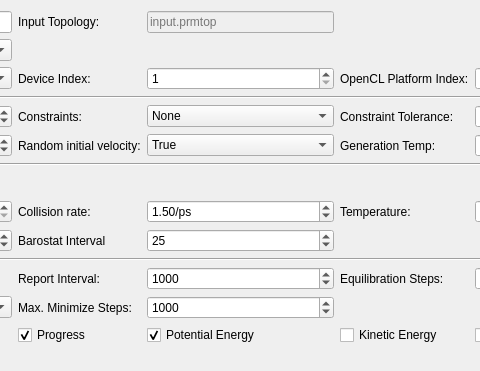
Qt form avogadro/qtplugins/openmminput/openmminputdialog.ui (OpenChemistry/avogadrolibs) before a commit; both pictures show x 599 to 1079 and y 0 to 371 of the 1182 by 697 pixel window.
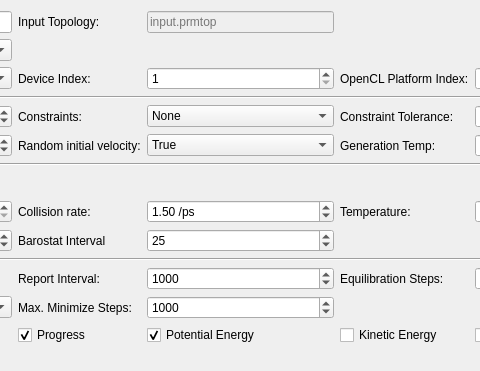
The same form after that commit.

Patch:
```diff
--- a/avogadro/qtplugins/openmminput/openmminputdialog.ui
+++ b/avogadro/qtplugins/openmminput/openmminputdialog.ui
@@ -590,7 +590,7 @@
      <item row="8" column="5">
       <widget class="QDoubleSpinBox" name="collisionRateSpin">
        <property name="suffix">
-        <string notr="true">/ps</string>
+        <string notr="true"> /ps</string>
        </property>
        <property name="decimals">
         <number>2</number>
```
